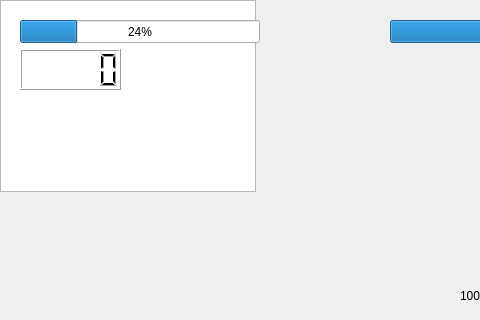
Before: the Qt Designer form Encroachment/level1.ui in XJulianSalazarX/Proyecto_Final, drawn with Qt 5; both pictures show x 0 to 480 and y 0 to 320 of the 1280 by 740 pixel window.
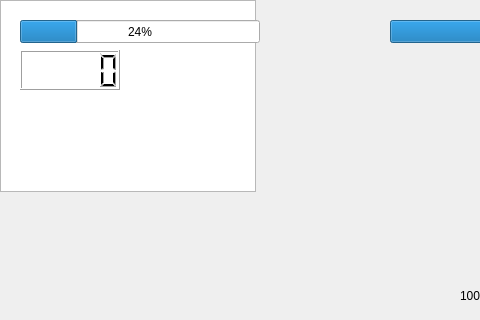
After: the same form once the commit is applied. Icons and pictures are not drawn.

Commit message: level2 empezando

What changed in the file:
```diff
--- a/Encroachment/level1.ui
+++ b/Encroachment/level1.ui
@@ -55,9 +55,9 @@
    <property name="geometry">
     <rect>
      <x>20</x>
-     <y>49</y>
-     <width>101</width>
-     <height>41</height>
+     <y>50</y>
+     <width>100</width>
+     <height>40</height>
     </rect>
    </property>
    <property name="styleSheet">
```
The commit also changes 13 other files.
